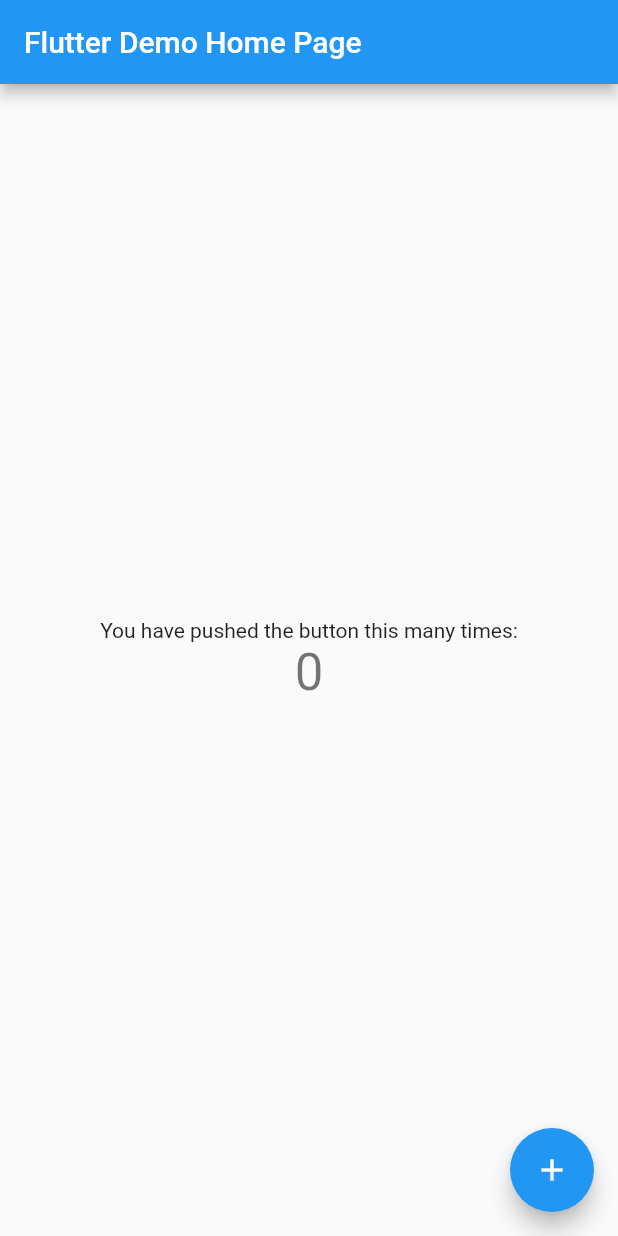
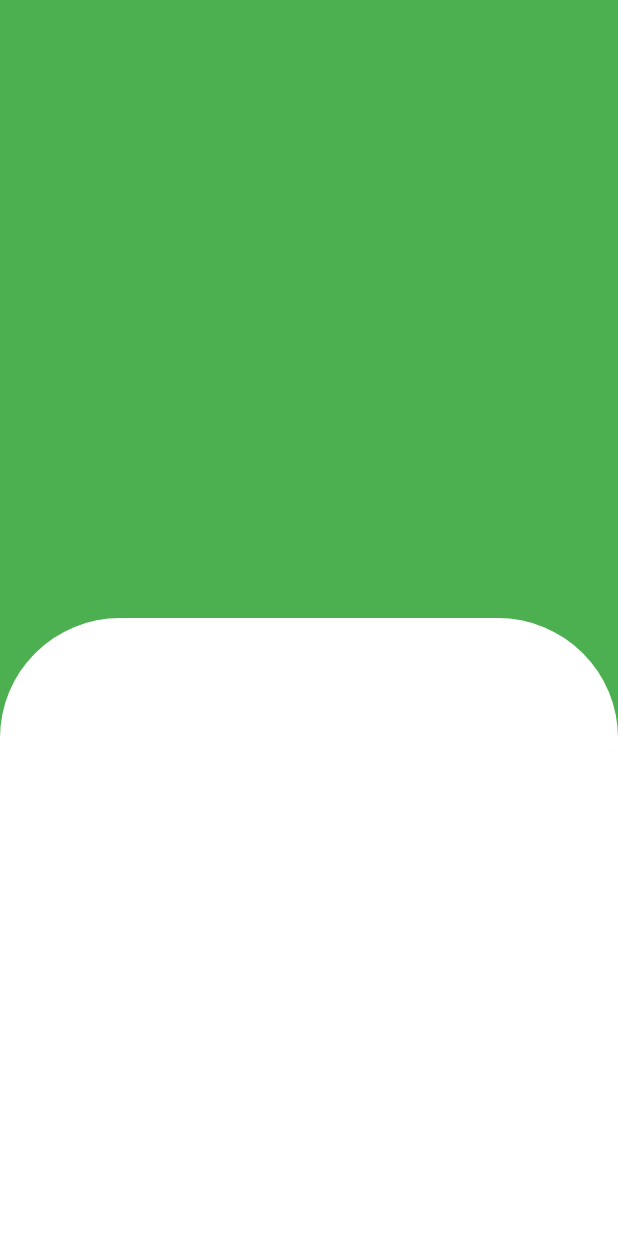
Before and after one commit to anderson-s/AppQuitandaVirtual, a Flutter app: the screen it shows after launch, on a phone screen of 412 x 824 dp. Run offline on Flutter 3.47's test engine with Material 2 defaults, Android fonts, the phone set to English and light mode, and no system bars.

Commit message:
Adicionando estrutura e começando a personalizar primeira página

```diff
--- /dev/null
+++ b/lib/app/ui/login_ui.dart
@@ -0,0 +1,35 @@
+import 'package:flutter/material.dart';
+
+class LoginUi extends StatelessWidget {
+  const LoginUi({super.key});
+
+  @override
+  Widget build(BuildContext context) {
+    return SafeArea(
+      child: Scaffold(
+        backgroundColor: Colors.green,
+        body: Column(
+          children: [
+            Expanded(
+              child: Container(
+                color: Colors.green,
+              ),
+            ),
+            Expanded(
+              child: Container(
+                decoration: const BoxDecoration(
+                  color: Colors.white,
+                  borderRadius: BorderRadius.vertical(
+                    top: Radius.circular(
+                      80,
+                    ),
+                  ),
+                ),
+              ),
+            )
+          ],
+        ),
+      ),
+    );
+  }
+}
--- a/lib/main.dart
+++ b/lib/main.dart
@@ -1,4 +1,5 @@
 import 'package:flutter/material.dart';
+import 'package:quitanda_virtual/app/ui/login_ui.dart';
 
 void main() {
   runApp(const MyApp());
@@ -6,110 +7,15 @@ void main() {
 
 class MyApp extends StatelessWidget {
   const MyApp({super.key});
-
-  // This widget is the root of your application.
   @override
   Widget build(BuildContext context) {
     return MaterialApp(
-      title: 'Flutter Demo',
+      title: 'Quitana Virtual',
       theme: ThemeData(
-        // This is the theme of your application.
-        //
-        // Try running your application with "flutter run". You'll see the
-        // application has a blue toolbar. Then, without quitting the app, try
-        // changing the primarySwatch below to Colors.green and then invoke
-        // "hot reload" (press "r" in the console where you ran "flutter run",
-        // or simply save your changes to "hot reload" in a Flutter IDE).
-        // Notice that the counter didn't reset back to zero; the application
-        // is not restarted.
         primarySwatch: Colors.blue,
       ),
-      home: const MyHomePage(title: 'Flutter Demo Home Page'),
+      home: const LoginUi(),
+      debugShowCheckedModeBanner: false,
     );
   }
 }
-
-class MyHomePage extends StatefulWidget {
-  const MyHomePage({super.key, required this.title});
-
-  // This widget is the home page of your application. It is stateful, meaning
-  // that it has a State object (defined below) that contains fields that affect
-  // how it looks.
-
-  // This class is the configuration for the state. It holds the values (in this
-  // case the title) provided by the parent (in this case the App widget) and
-  // used by the build method of the State. Fields in a Widget subclass are
-  // always marked "final".
-
-  final String title;
-
-  @override
-  State<MyHomePage> createState() => _MyHomePageState();
-}
-
-class _MyHomePageState extends State<MyHomePage> {
-  int _counter = 0;
-
-  void _incrementCounter() {
-    setState(() {
-      // This call to setState tells the Flutter framework that something has
-      // changed in this State, which causes it to rerun the build method below
-      // so that the display can reflect the updated values. If we changed
-      // _counter without calling setState(), then the build method would not be
-      // called again, and so nothing would appear to happen.
-      _counter++;
-    });
-  }
-
-  @override
-  Widget build(BuildContext context) {
-    // This method is rerun every time setState is called, for instance as done
-    // by the _incrementCounter method above.
-    //
-    // The Flutter framework has been optimized to make rerunning build methods
-    // fast, so that you can just rebuild anything that needs updating rather
-    // than having to individually change instances of widgets.
-    return Scaffold(
-      appBar: AppBar(
-        // Here we take the value from the MyHomePage object that was created by
-        // the App.build method, and use it to set our appbar title.
-        title: Text(widget.title),
-      ),
-      body: Center(
-        // Center is a layout widget. It takes a single child and positions it
-        // in the middle of the parent.
-        child: Column(
-          // Column is also a layout widget. It takes a list of children and
-          // arranges them vertically. By default, it sizes itself to fit its
-          // children horizontally, and tries to be as tall as its parent.
-          //
-          // Invoke "debug painting" (press "p" in the console, choose the
-          // "Toggle Debug Paint" action from the Flutter Inspector in Android
-          // Studio, or the "Toggle Debug Paint" command in Visual Studio Code)
-          // to see the wireframe for each widget.
-          //
-          // Column has various properties to control how it sizes itself and
-          // how it positions its children. Here we use mainAxisAlignment to
-          // center the children vertically; the main axis here is the vertical
-          // axis because Columns are vertical (the cross axis would be
-          // horizontal).
-          mainAxisAlignment: MainAxisAlignment.center,
-          children: <Widget>[
-            const Text(
-              'You have pushed the button this many times:',
-            ),
-            Text(
-              '$_counter',
-              style: Theme.of(context).textTheme.headlineMedium,
-            ),
-          ],
-        ),
-      ),
-      floatingActionButton: FloatingActionButton(
-        onPressed: _incrementCounter,
-        tooltip: 'Increment',
-        child: const Icon(Icons.add),
-      ), // This trailing comma makes auto-formatting nicer for build methods.
-    );
-  }
-}
```
